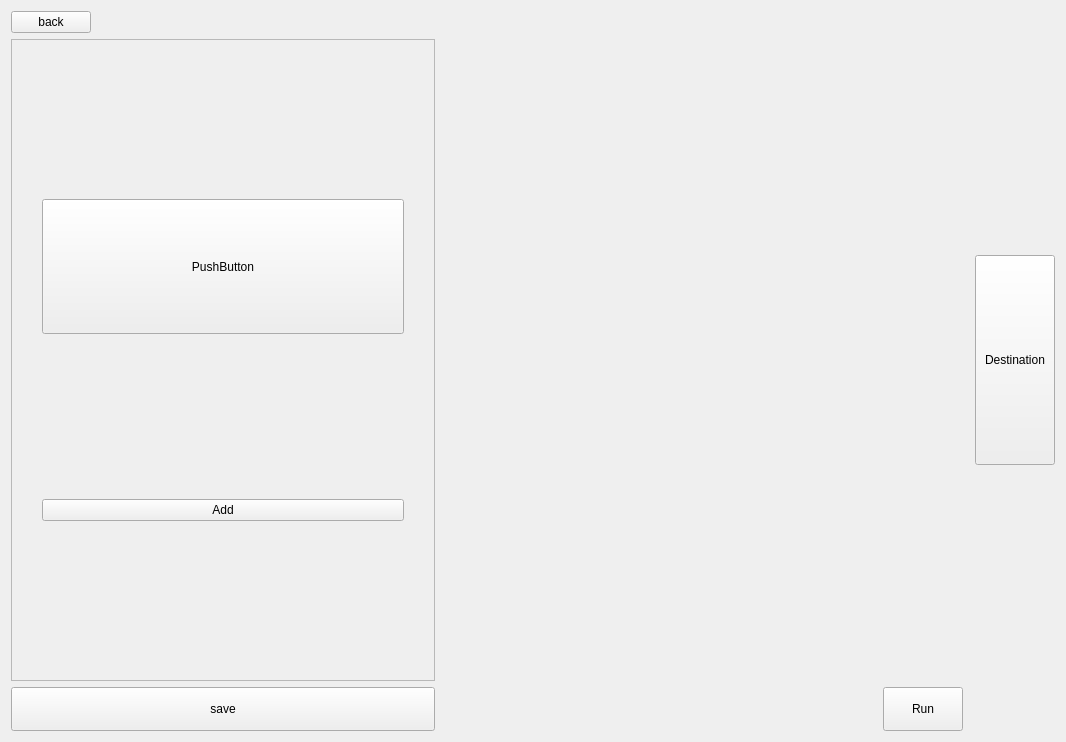
Above: ui/designs/workbench.ui from trannguyenhan/data-integration before the change. Below: the same form after it.
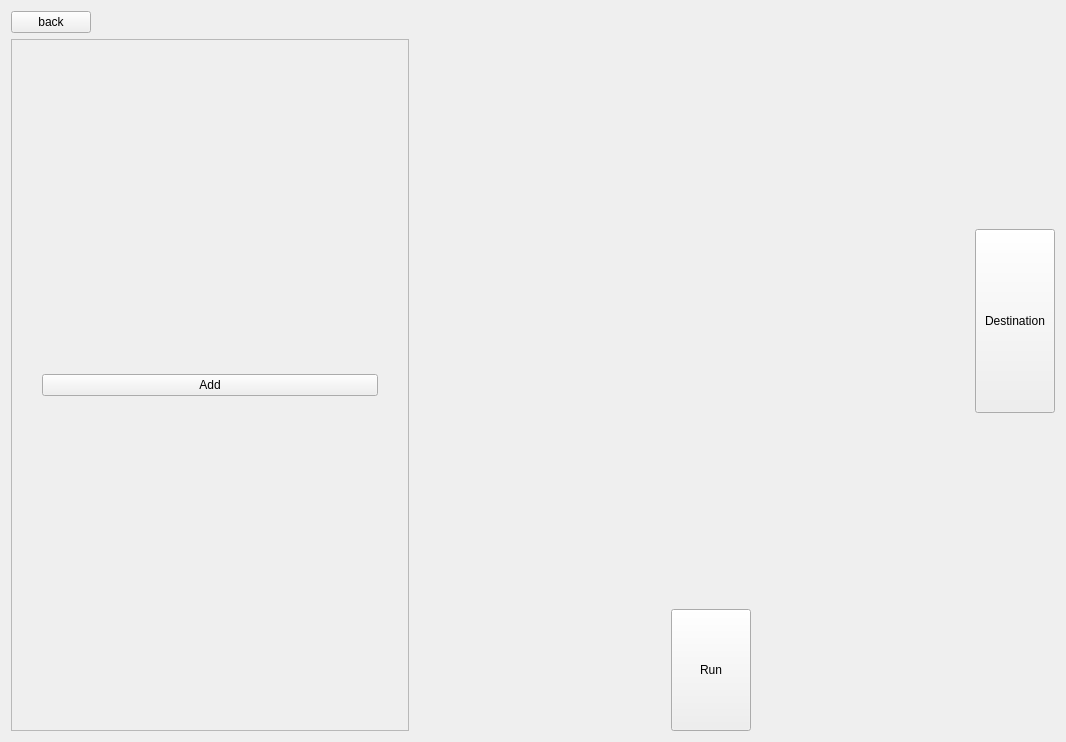
That is the form after the change.

What changed in the file:
```diff
--- a/ui/designs/workbench.ui
+++ b/ui/designs/workbench.ui
@@ -14,6 +14,89 @@
    <string>Form</string>
   </property>
   <layout class="QGridLayout" name="gridLayout">
+   <item row="5" column="3">
+    <spacer name="horizontalSpacer_2">
+     <property name="orientation">
+      <enum>Qt::Horizontal</enum>
+     </property>
+     <property name="sizeType">
+      <enum>QSizePolicy::Fixed</enum>
+     </property>
+     <property name="sizeHint" stdset="0">
+      <size>
+       <width>200</width>
+       <height>1</height>
+      </size>
+     </property>
+    </spacer>
+   </item>
+   <item row="5" column="1">
+    <spacer name="horizontalSpacer">
+     <property name="orientation">
+      <enum>Qt::Horizontal</enum>
+     </property>
+     <property name="sizeType">
+      <enum>QSizePolicy::Fixed</enum>
+     </property>
+     <property name="sizeHint" stdset="0">
+      <size>
+       <width>250</width>
+       <height>20</height>
+      </size>
+     </property>
+    </spacer>
+   </item>
+   <item row="5" column="2">
+    <widget class="QPushButton" name="btn_run">
+     <property name="sizePolicy">
+      <sizepolicy hsizetype="Maximum" vsizetype="Preferred">
+       <horstretch>0</horstretch>
+       <verstretch>0</verstretch>
+      </sizepolicy>
+     </property>
+     <property name="maximumSize">
+      <size>
+       <width>250</width>
+       <height>16777215</height>
+      </size>
+     </property>
+     <property name="text">
+      <string>Run</string>
+     </property>
+    </widget>
+   </item>
+   <item row="5" column="6">
+    <spacer name="verticalSpacer">
+     <property name="orientation">
+      <enum>Qt::Vertical</enum>
+     </property>
+     <property name="sizeType">
+      <enum>QSizePolicy::Fixed</enum>
+     </property>
+     <property name="sizeHint" stdset="0">
+      <size>
+       <width>20</width>
+       <height>67</height>
+      </size>
+     </property>
+    </spacer>
+   </item>
+   <item row="2" column="2" rowspan="3">
+    <spacer name="verticalSpacer_3">
+     <property name="orientation">
+      <enum>Qt::Vertical</enum>
+     </property>
+     <property name="sizeType">
+      <enum>QSizePolicy::Fixed</enum>
+     </property>
+     <property name="sizeHint" stdset="0">
+      <size>
+       <width>20</width>
+       <height>564</height>
+      </size>
+     </property>
+    </spacer>
+   </item>
    <item row="2" column="6">
     <spacer name="verticalSpacer_2">
      <property name="orientation">
@@ -30,7 +113,7 @@
      </property>
     </spacer>
    </item>
-   <item row="2" column="0" rowspan="3">
+   <item row="2" column="0" rowspan="4">
     <widget class="QScrollArea" name="scrollArea">
      <property name="widgetResizable">
       <bool>true</bool>
@@ -40,8 +123,8 @@
        <rect>
         <x>0</x>
         <y>0</y>
-        <width>379</width>
-        <height>618</height>
+        <width>310</width>
+        <height>671</height>
        </rect>
       </property>
       <property name="layoutDirection">
@@ -57,25 +140,6 @@
        <property name="rightMargin">
         <number>30</number>
        </property>
-       <item>
-        <widget class="QPushButton" name="pushButton_2">
-         <property name="sizePolicy">
-          <sizepolicy hsizetype="Preferred" vsizetype="Preferred">
-           <horstretch>0</horstretch>
-           <verstretch>0</verstretch>
-          </sizepolicy>
-         </property>
-         <property name="maximumSize">
-          <size>
-           <width>16777215</width>
-           <height>135</height>
-          </size>
-         </property>
-         <property name="text">
-          <string>PushButton</string>
-         </property>
-        </widget>
-       </item>
        <item>
         <widget class="QPushButton" name="btn_add">
          <property name="text">
@@ -133,7 +197,7 @@
     </widget>
    </item>
    <item row="4" column="6">
-    <spacer name="verticalSpacer">
+    <spacer name="verticalSpacer_4">
      <property name="orientation">
       <enum>Qt::Vertical</enum>
      </property>
@@ -143,56 +207,11 @@
      <property name="sizeHint" stdset="0">
       <size>
        <width>20</width>
-       <height>126</height>
+       <height>40</height>
       </size>
      </property>
     </spacer>
    </item>
-   <item row="5" column="0">
-    <widget class="QPushButton" name="btn_save">
-     <property name="minimumSize">
-      <size>
-       <width>0</width>
-       <height>44</height>
-      </size>
-     </property>
-     <property name="text">
-      <string>save</string>
-     </property>
-    </widget>
-   </item>
-   <item row="5" column="3">
-    <spacer name="horizontalSpacer">
-     <property name="orientation">
-      <enum>Qt::Horizontal</enum>
-     </property>
-     <property name="sizeHint" stdset="0">
-      <size>
-       <width>40</width>
-       <height>20</height>
-      </size>
-     </property>
-    </spacer>
-   </item>
-   <item row="5" column="4">
-    <widget class="QPushButton" name="btn_run">
-     <property name="sizePolicy">
-      <sizepolicy hsizetype="Maximum" vsizetype="Preferred">
-       <horstretch>0</horstretch>
-       <verstretch>0</verstretch>
-      </sizepolicy>
-     </property>
-     <property name="maximumSize">
-      <size>
-       <width>250</width>
-       <height>16777215</height>
-      </size>
-     </property>
-     <property name="text">
-      <string>Run</string>
-     </property>
-    </widget>
-   </item>
   </layout>
  </widget>
  <resources/>
```
